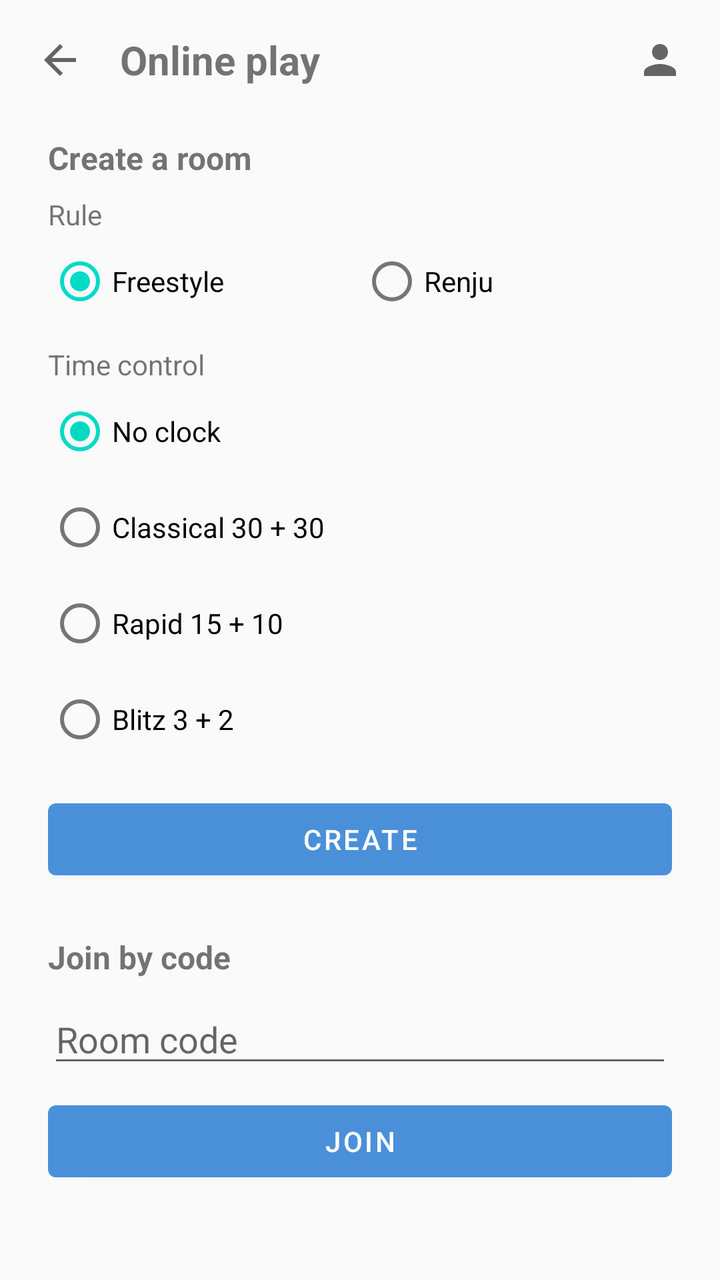
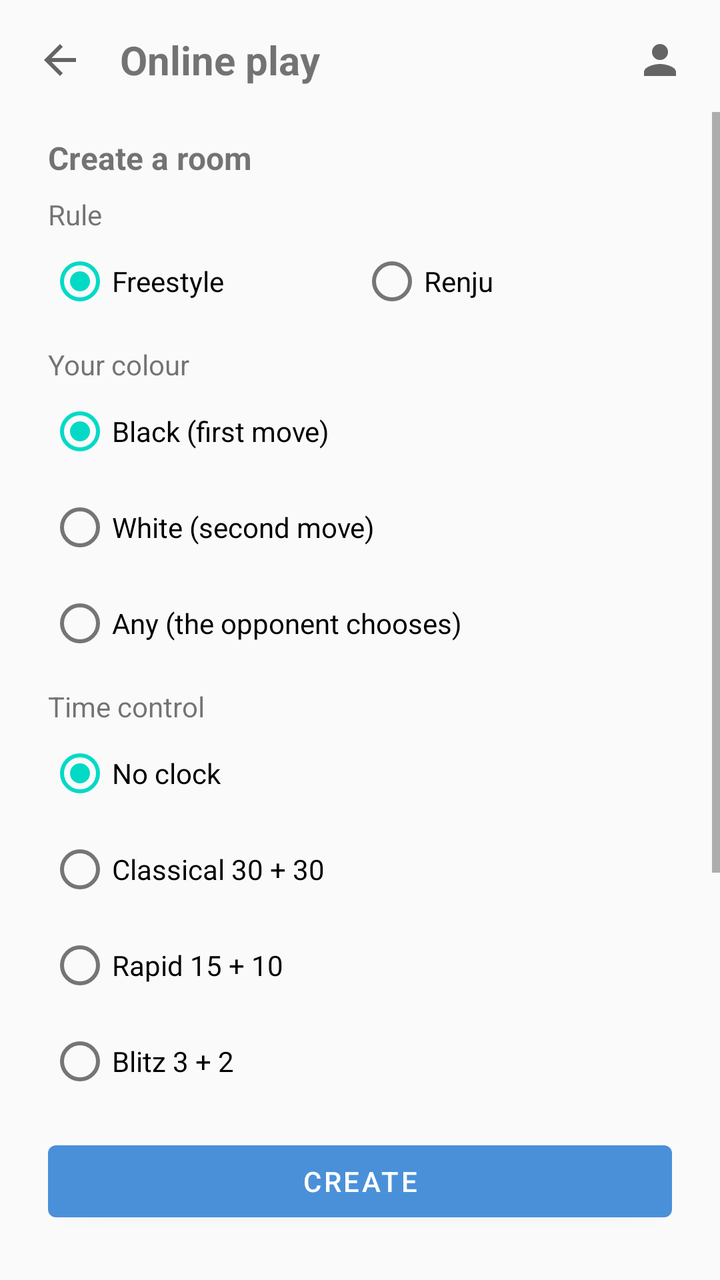

Before-and-after screenshots of an Android layout around one commit, followed by the original layout XML and the change that was made.
<!-- AndroidManifest.xml: application theme Theme.Gomoku -->
<!-- res/layout/activity_online.xml -->
<?xml version="1.0" encoding="utf-8"?>
<LinearLayout xmlns:android="http://schemas.android.com/apk/res/android"
    android:id="@+id/onlineRoot"
    android:layout_width="match_parent"
    android:layout_height="match_parent"
    android:orientation="vertical">

    
    <LinearLayout
        android:id="@+id/onlineTopBar"
        android:layout_width="match_parent"
        android:layout_height="wrap_content"
        android:gravity="center_vertical"
        android:orientation="horizontal"
        android:paddingStart="8dp"
        android:paddingEnd="8dp"
        android:paddingTop="8dp"
        android:paddingBottom="4dp">

        <ImageButton
            android:id="@+id/btnOnlineBack"
            android:layout_width="44dp"
            android:layout_height="44dp"
            android:background="?attr/selectableItemBackgroundBorderless"
            android:contentDescription="@string/online_back"
            android:src="@drawable/ic_back" />

        <TextView
            android:id="@+id/tvOnlineTitle"
            android:layout_width="0dp"
            android:layout_height="wrap_content"
            android:layout_marginStart="8dp"
            android:layout_weight="1"
            android:text="@string/online_title"
            android:textSize="20sp"
            android:textStyle="bold" />

        <TextView
            android:id="@+id/tvOnlineNickname"
            android:layout_width="wrap_content"
            android:layout_height="wrap_content"
            android:layout_marginEnd="4dp"
            android:textSize="14sp" />

        <ImageButton
            android:id="@+id/btnOnlineAccount"
            android:layout_width="44dp"
            android:layout_height="44dp"
            android:background="?attr/selectableItemBackgroundBorderless"
            android:contentDescription="@string/account_title"
            android:src="@drawable/ic_account" />
    </LinearLayout>

    <ScrollView
        android:layout_width="match_parent"
        android:layout_height="0dp"
        android:layout_weight="1">

        <LinearLayout
            android:layout_width="match_parent"
            android:layout_height="wrap_content"
            android:orientation="vertical"
            android:paddingStart="24dp"
            android:paddingEnd="24dp"
            android:paddingBottom="16dp">

            <TextView
                android:id="@+id/tvOnlineError"
                android:layout_width="match_parent"
                android:layout_height="wrap_content"
                android:layout_marginBottom="8dp"
                android:textSize="14sp"
                android:visibility="gone" />

            
            <LinearLayout
                android:id="@+id/groupWaiting"
                android:layout_width="match_parent"
                android:layout_height="wrap_content"
                android:orientation="vertical"
                android:visibility="gone">

                <TextView
                    android:id="@+id/tvWaitingTitle"
                    android:layout_width="match_parent"
                    android:layout_height="wrap_content"
                    android:layout_marginTop="8dp"
                    android:text="@string/online_waiting"
                    android:textSize="16sp" />

                <TextView
                    android:id="@+id/tvWaitingCode"
                    android:layout_width="match_parent"
                    android:layout_height="wrap_content"
                    android:layout_marginTop="12dp"
                    android:gravity="center"
                    android:letterSpacing="0.25"
                    android:textSize="40sp"
                    android:textStyle="bold" />

                <TextView
                    android:id="@+id/tvWaitingHint"
                    android:layout_width="match_parent"
                    android:layout_height="wrap_content"
                    android:layout_marginTop="8dp"
                    android:gravity="center"
                    android:text="@string/online_waiting_hint"
                    android:textSize="14sp" />

                <Button
                    android:id="@+id/btnCloseRoom"
                    android:layout_width="match_parent"
                    android:layout_height="wrap_content"
                    android:layout_marginTop="20dp"
                    android:text="@string/online_cancel_room" />
            </LinearLayout>

            
            <LinearLayout
                android:id="@+id/groupForm"
                android:layout_width="match_parent"
                android:layout_height="wrap_content"
                android:orientation="vertical">

                <Button
                    android:id="@+id/btnResume"
                    android:layout_width="match_parent"
                    android:layout_height="wrap_content"
                    android:layout_marginTop="8dp"
                    android:text="@string/online_return_to_game"
                    android:visibility="gone" />

                <TextView
                    android:id="@+id/tvCreateTitle"
                    android:layout_width="match_parent"
                    android:layout_height="wrap_content"
                    android:layout_marginTop="12dp"
                    android:text="@string/online_create"
                    android:textSize="16sp"
                    android:textStyle="bold" />

                <TextView
                    android:id="@+id/tvRuleTitle"
                    android:layout_width="match_parent"
                    android:layout_height="wrap_content"
                    android:layout_marginTop="8dp"
                    android:text="@string/online_rule"
                    android:textSize="14sp" />

                <RadioGroup
                    android:id="@+id/rgRule"
                    android:layout_width="match_parent"
                    android:layout_height="wrap_content"
                    android:orientation="horizontal">

                    <RadioButton
                        android:id="@+id/rbFreestyle"
                        android:layout_width="0dp"
                        android:layout_height="wrap_content"
                        android:layout_weight="1"
                        android:checked="true"
                        android:text="@string/online_rule_freestyle" />

                    <RadioButton
                        android:id="@+id/rbRenju"
                        android:layout_width="0dp"
                        android:layout_height="wrap_content"
                        android:layout_weight="1"
                        android:text="@string/online_rule_renju" />
                </RadioGroup>

                <TextView
                    android:id="@+id/tvTimeTitle"
                    android:layout_width="match_parent"
                    android:layout_height="wrap_content"
                    android:layout_marginTop="8dp"
                    android:text="@string/online_time_control"
                    android:textSize="14sp" />

                <RadioGroup
                    android:id="@+id/rgTime"
                    android:layout_width="match_parent"
                    android:layout_height="wrap_content"
                    android:orientation="vertical">

                    <RadioButton
                        android:id="@+id/rbUntimed"
                        android:layout_width="match_parent"
                        android:layout_height="wrap_content"
                        android:checked="true"
                        android:text="@string/online_time_untimed" />

                    <RadioButton
                        android:id="@+id/rbClassic"
                        android:layout_width="match_parent"
                        android:layout_height="wrap_content"
                        android:text="@string/online_time_classic" />

                    <RadioButton
                        android:id="@+id/rbRapid"
                        android:layout_width="match_parent"
                        android:layout_height="wrap_content"
                        android:text="@string/online_time_rapid" />

                    <RadioButton
                        android:id="@+id/rbBlitz"
                        android:layout_width="match_parent"
                        android:layout_height="wrap_content"
                        android:text="@string/online_time_blitz" />
                </RadioGroup>

                <Button
                    android:id="@+id/btnCreate"
                    android:layout_width="match_parent"
                    android:layout_height="wrap_content"
                    android:layout_marginTop="12dp"
                    android:text="@string/online_create_action" />

                <TextView
                    android:id="@+id/tvJoinTitle"
                    android:layout_width="match_parent"
                    android:layout_height="wrap_content"
                    android:layout_marginTop="24dp"
                    android:text="@string/online_join"
                    android:textSize="16sp"
                    android:textStyle="bold" />

                <EditText
                    android:id="@+id/etCode"
                    android:layout_width="match_parent"
                    android:layout_height="wrap_content"
                    android:layout_marginTop="8dp"
                    android:hint="@string/online_code"
                    android:importantForAutofill="no"
                    android:inputType="textCapCharacters"
                    android:maxLength="6" />

                <Button
                    android:id="@+id/btnJoin"
                    android:layout_width="match_parent"
                    android:layout_height="wrap_content"
                    android:layout_marginTop="8dp"
                    android:text="@string/online_join_action" />
            </LinearLayout>
        </LinearLayout>
    </ScrollView>

</LinearLayout>
<!-- resources referenced by this layout -->
<resources>
  <!-- drawable ic_account (drawable) -->
  <vector xmlns:android="http://schemas.android.com/apk/res/android"
      android:width="24dp"
      android:height="24dp"
      android:viewportWidth="24"
      android:viewportHeight="24"
      android:tint="?attr/colorControlNormal">
      <path
          android:fillColor="@android:color/white"
          android:pathData="M12,12c2.21,0 4,-1.79 4,-4s-1.79,-4 -4,-4 -4,1.79 -4,4 1.79,4 4,4zM12,14c-2.67,0 -8,1.34 -8,4v2h16v-2c0,-2.66 -5.33,-4 -8,-4z" />
  </vector>
  <!-- drawable ic_back (drawable) -->
  <vector xmlns:android="http://schemas.android.com/apk/res/android"
      android:width="24dp"
      android:height="24dp"
      android:viewportWidth="24"
      android:viewportHeight="24"
      android:tint="?attr/colorControlNormal">
      <path
          android:fillColor="@android:color/white"
          android:pathData="M20,11H7.83l5.59,-5.59L12,4l-8,8 8,8 1.41,-1.41L7.83,13H20v-2z" />
  </vector>
  <string name="account_title">Account</string>
  <string name="online_back">Back</string>
  <string name="online_cancel_room">Close the room</string>
  <string name="online_code">Room code</string>
  <string name="online_create">Create a room</string>
  <string name="online_create_action">Create</string>
  <string name="online_join">Join by code</string>
  <string name="online_join_action">Join</string>
  <string name="online_return_to_game">Return to the game</string>
  <string name="online_rule">Rule</string>
  <string name="online_rule_freestyle">Freestyle</string>
  <string name="online_rule_renju">Renju</string>
  <string name="online_time_blitz">Blitz 3 + 2</string>
  <string name="online_time_classic">Classical 30 + 30</string>
  <string name="online_time_control">Time control</string>
  <string name="online_time_rapid">Rapid 15 + 10</string>
  <string name="online_time_untimed">No clock</string>
  <string name="online_title">Online play</string>
  <string name="online_waiting">Waiting for an opponent</string>
  <string name="online_waiting_hint">Give this code to your opponent.</string>
  <style name="Theme.Gomoku" parent="Theme.MaterialComponents.DayNight.NoActionBar">
          <item name="colorPrimary">@color/accent_default</item>
          <item name="colorPrimaryVariant">@color/accent_default</item>
          <item name="colorOnPrimary">@android:color/white</item>
          <item name="android:windowBackground">@color/bg_default</item>
          <item name="android:statusBarColor">@color/bg_default</item>
          <item name="android:navigationBarColor">@color/bg_default</item>
          <item name="android:windowLightStatusBar">true</item>
      </style>
  <color name="accent_default">#4A90D9</color>
  <color name="bg_default">#FAFAFA</color>
</resources>

<!-- the commit's change to res/layout/activity_online.xml (unified diff, before → after) -->
@@ -170,6 +170,41 @@
                 </RadioGroup>
 
                 <TextView
+                    android:id="@+id/tvColorTitle"
+                    android:layout_width="match_parent"
+                    android:layout_height="wrap_content"
+                    android:layout_marginTop="8dp"
+                    android:text="@string/online_play_as"
+                    android:textSize="14sp" />
+
+                
+                <RadioGroup
+                    android:id="@+id/rgColor"
+                    android:layout_width="match_parent"
+                    android:layout_height="wrap_content"
+                    android:orientation="vertical">
+
+                    <RadioButton
+                        android:id="@+id/rbColorBlack"
+                        android:layout_width="match_parent"
+                        android:layout_height="wrap_content"
+                        android:checked="true"
+                        android:text="@string/play_black" />
+
+                    <RadioButton
+                        android:id="@+id/rbColorWhite"
+                        android:layout_width="match_parent"
+                        android:layout_height="wrap_content"
+                        android:text="@string/play_white" />
+
+                    <RadioButton
+                        android:id="@+id/rbColorAny"
+                        android:layout_width="match_parent"
+                        android:layout_height="wrap_content"
+                        android:text="@string/online_color_any" />
+                </RadioGroup>
+
+                <TextView
                     android:id="@+id/tvTimeTitle"
                     android:layout_width="match_parent"
                     android:layout_height="wrap_content"
@@ -235,6 +270,41 @@
                     android:inputType="textCapCharacters"
                     android:maxLength="6" />
 
+                <TextView
+                    android:id="@+id/tvJoinColorTitle"
+                    android:layout_width="match_parent"
+                    android:layout_height="wrap_content"
+                    android:layout_marginTop="8dp"
+                    android:text="@string/online_join_color"
+                    android:textSize="14sp" />
+
+                
+                <RadioGroup
+                    android:id="@+id/rgJoinColor"
+                    android:layout_width="match_parent"
+                    android:layout_height="wrap_content"
+                    android:orientation="vertical">
+
+                    <RadioButton
+                        android:id="@+id/rbJoinAny"
+                        android:layout_width="match_parent"
+                        android:layout_height="wrap_content"
+                        android:checked="true"
+                        android:text="@string/online_color_any" />
+
+                    <RadioButton
+                        android:id="@+id/rbJoinBlack"
+                        android:layout_width="match_parent"
+                        android:layout_height="wrap_content"
+                        android:text="@string/play_black" />
+
+                    <RadioButton
+                        android:id="@+id/rbJoinWhite"
+                        android:layout_width="match_parent"
+                        android:layout_height="wrap_content"
+                        android:text="@string/play_white" />
+                </RadioGroup>
+
                 <Button
                     android:id="@+id/btnJoin"
                     android:layout_width="match_parent"
<!-- resource entries referenced after the edit -->
@@ -26,10 +26,13 @@
   <string name="online_back">Back</string>
   <string name="online_cancel_room">Close the room</string>
   <string name="online_code">Room code</string>
+  <string name="online_color_any">Any (the opponent chooses)</string>
   <string name="online_create">Create a room</string>
   <string name="online_create_action">Create</string>
   <string name="online_join">Join by code</string>
   <string name="online_join_action">Join</string>
+  <string name="online_join_color">Your colour, if the room leaves it open</string>
+  <string name="online_play_as">Your colour</string>
   <string name="online_return_to_game">Return to the game</string>
   <string name="online_rule">Rule</string>
   <string name="online_rule_freestyle">Freestyle</string>
@@ -42,6 +45,8 @@
   <string name="online_title">Online play</string>
   <string name="online_waiting">Waiting for an opponent</string>
   <string name="online_waiting_hint">Give this code to your opponent.</string>
+  <string name="play_black">Black (first move)</string>
+  <string name="play_white">White (second move)</string>
   <style name="Theme.Gomoku" parent="Theme.MaterialComponents.DayNight.NoActionBar">
           <item name="colorPrimary">@color/accent_default</item>
           <item name="colorPrimaryVariant">@color/accent_default</item>
